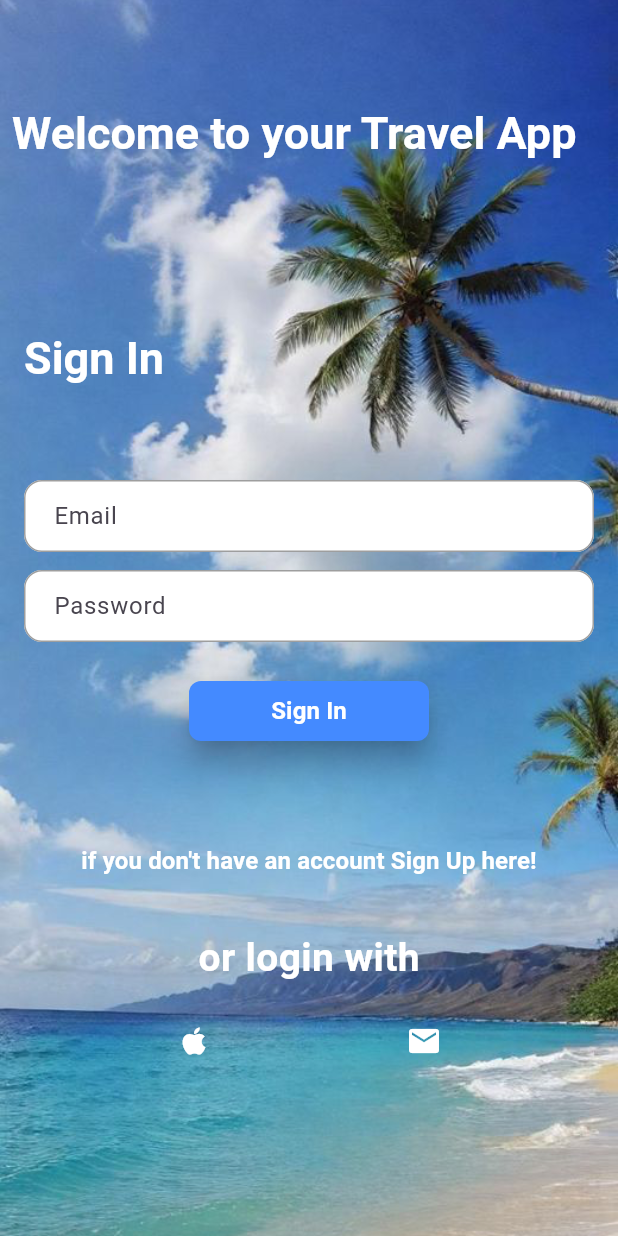
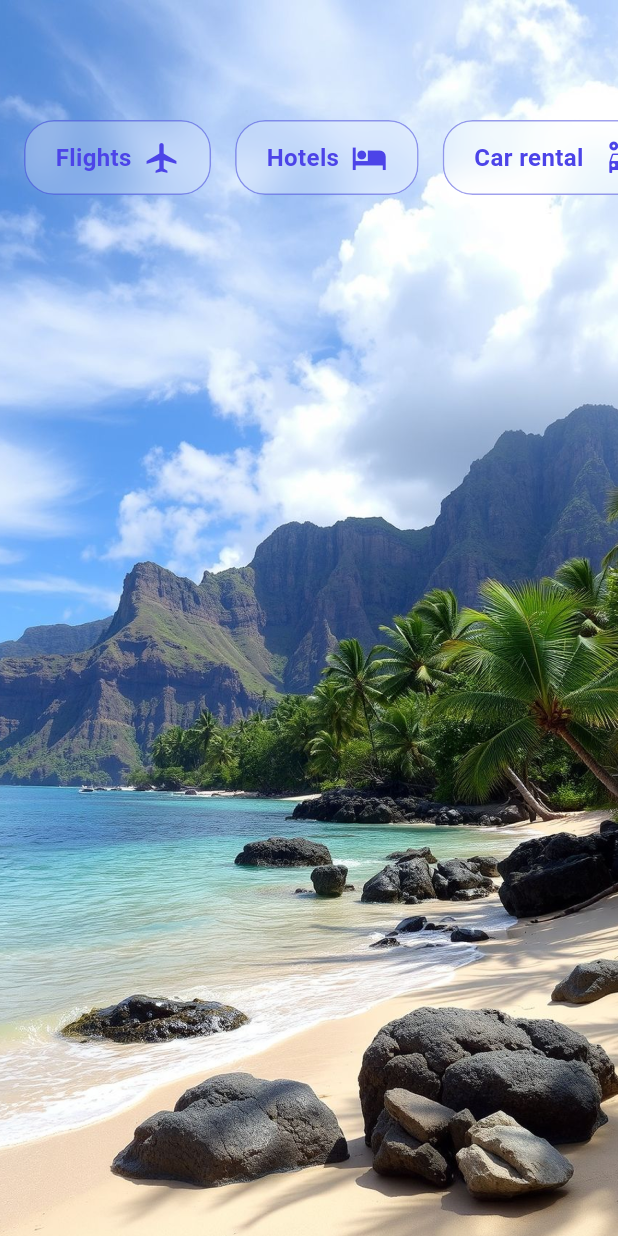
Before and after one commit to Brayteh/test_app, a Flutter app: the screen it shows after launch, after a tap on "Sign In", on a phone screen of 412 x 824 dp. Run offline on Flutter 3.47's test engine with Material 3 defaults, Android fonts, the phone set to English and light mode, and no system bars.

Commit message:
glass buttons in homePage

```diff
--- /dev/null
+++ b/test_app/lib/Theme/buttonsOben.dart
@@ -0,0 +1,34 @@
+import 'dart:ui';                        //  für ImageFilter.blur()
+import 'package:flutter/material.dart';
+
+Widget buildGlassButton(String text, IconData icon) {
+  return InkWell(                            // Der InkWell umschließt jetzt alles
+    onTap: () {},
+
+
+    child: ClipRRect(                                // Unschärfe-Effekt auf den Container zu beschränken
+      borderRadius: BorderRadius.circular(20),
+      child: BackdropFilter(
+        filter: ImageFilter.blur(sigmaX: 10, sigmaY: 10), //  der Glas-Effekt her
+        child: Container(
+          padding: EdgeInsets.symmetric(horizontal: 20, vertical: 12),
+          decoration: BoxDecoration(
+            color: Colors.white.withOpacity(0.2),                     // Transparente Farbe
+            borderRadius: BorderRadius.circular(20),                   // Muss mit ClipRRect übereinstimmen
+            border: Border.all(color: const Color.fromARGB(255, 20, 20, 209).withOpacity(0.4)),
+          ),
+          child: Row( mainAxisSize: MainAxisSize.min,
+            children: [
+              Text(
+                text,
+                style: TextStyle(color: const Color.fromARGB(255, 76, 68, 232), fontSize: 16, fontWeight: FontWeight.bold),
+              ),
+              SizedBox(width: 8,),
+             Icon(icon,color:  const Color.fromARGB(255, 76, 68, 232))
+            ],
+          ),
+        ),
+      ),
+    ),
+  );
+}
--- a/test_app/lib/screens/SignIn.dart
+++ b/test_app/lib/screens/SignIn.dart
@@ -1,5 +1,6 @@
 import 'package:flutter/material.dart';
 import 'package:test_app/screens/SignUp.dart';
+import 'package:test_app/screens/homePage.dart';
 
 class SignInPage extends StatelessWidget {
   const SignInPage({super.key});
@@ -36,7 +37,8 @@ class SignInPage extends StatelessWidget {
               child: Center(
                 child: SizedBox(width: 160,
                   child: ElevatedButton(
-                    onPressed: (){}, child:
+                    onPressed: (){Navigator.of(context).push(MaterialPageRoute(builder: (context)=> HomePage()));},
+                     child:
                      Text("Sign In",style:TextStyle(fontWeight: FontWeight.bold),)),
                 ),
               ),
--- a/test_app/lib/screens/SignUp.dart
+++ b/test_app/lib/screens/SignUp.dart
@@ -9,7 +9,7 @@ class SignUpPage extends StatefulWidget {
 }
 
 class _SignUpPageState extends State<SignUpPage> {
-  bool term = true;
+  bool term = false;
   @override
   Widget build(BuildContext context) {
     return  Scaffold(
--- /dev/null
+++ b/test_app/lib/screens/homePage.dart
@@ -0,0 +1,38 @@
+import 'package:flutter/material.dart';
+import 'package:test_app/Theme/buttonsOben.dart';
+
+
+class HomePage extends StatelessWidget {
+  const HomePage({super.key});
+
+  @override
+  Widget build(BuildContext context) {
+    return  Scaffold(
+      body: Stack(
+        children: [
+          Container(
+            alignment: Alignment.center,
+            decoration: const BoxDecoration(
+              image: DecorationImage(image: AssetImage("images/homePage.png"),fit: BoxFit.cover),),
+          ),
+          Positioned(top: 80,left: 0,right: 0,
+            child: SingleChildScrollView(
+              scrollDirection: Axis.horizontal, padding: EdgeInsets.symmetric(horizontal: 16),
+              child: Row(
+                children: [
+                  buildGlassButton("Flights", Icons.airplanemode_active),
+                  SizedBox(width: 16,),
+                  buildGlassButton("Hotels", Icons.hotel),
+                  SizedBox(width: 16,),
+                  buildGlassButton("Car rental ", Icons.car_rental),
+                  SizedBox(width: 16,),
+                  buildGlassButton("Trains", Icons.train),
+                ],
+              ),
+            ),),
+        ],
+
+              ),
+              );
+  }
+}
```
Also changed, not shown: test_app/images/homePage.png (renamed from test_app/images/hompePage.png), 1 other file.
